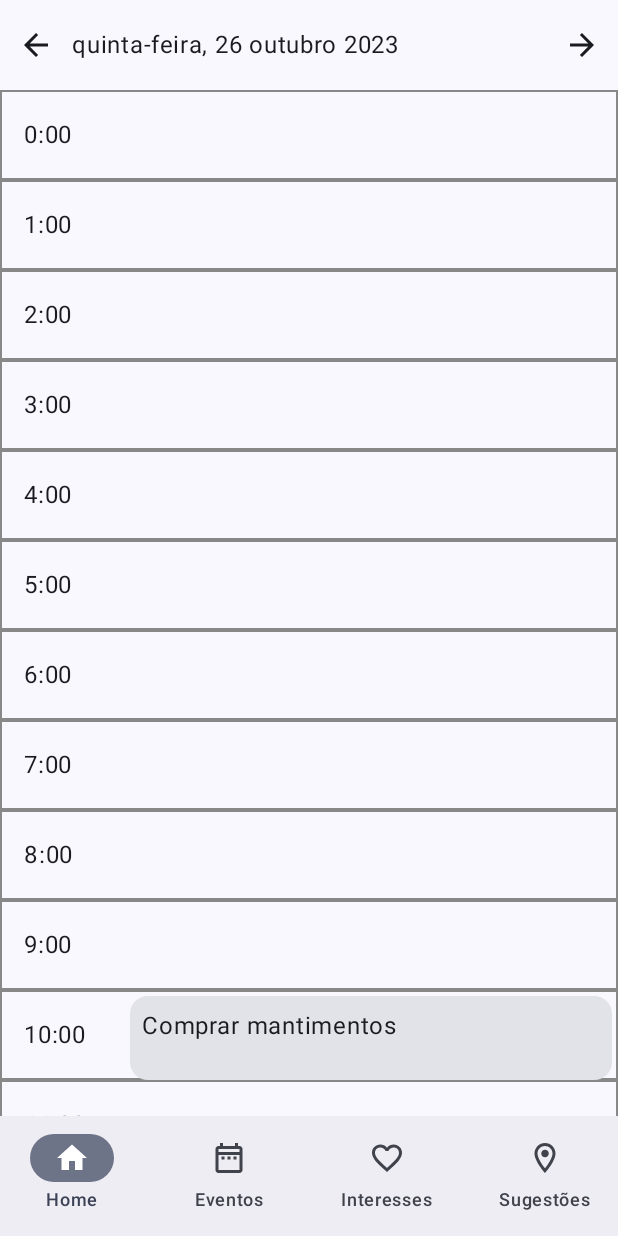
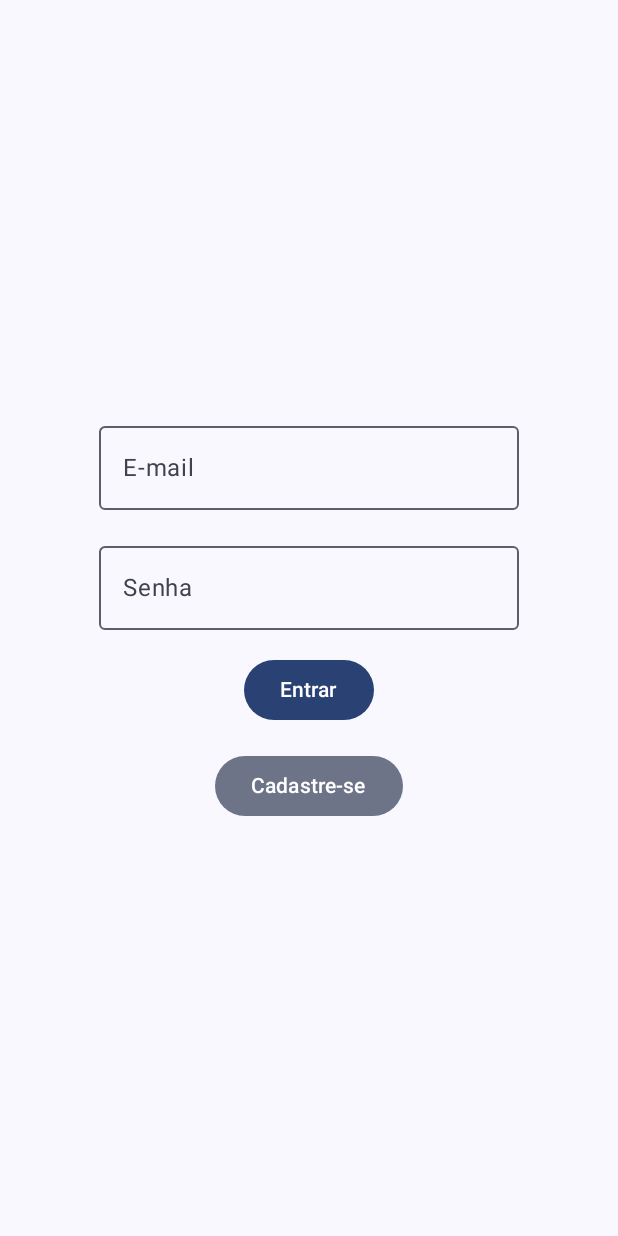
Before and after one commit to raulresendedev/startup-one-mobile, an Android app built with Jetpack Compose: the screen it shows after launch (MainActivity), on a phone screen of 412 x 824 dp. Run offline under Robolectric (Android 15) with nearby library versions, the phone set to English and light mode, and no system bars.

Commit message:
adicionando tela de cadastro e login, criando service usuario

```diff
--- a/app/build.gradle
+++ b/app/build.gradle
@@ -68,4 +68,8 @@ dependencies {
     debugImplementation 'androidx.compose.ui:ui-test-manifest'
     implementation "androidx.navigation:navigation-compose:2.6.0"
     implementation "io.coil-kt:coil-compose:2.4.0"
+
+    implementation 'com.squareup.retrofit2:retrofit:2.9.0'
+    implementation 'com.squareup.retrofit2:converter-gson:2.9.0'
+
 }
--- a/app/src/main/AndroidManifest.xml
+++ b/app/src/main/AndroidManifest.xml
@@ -1,6 +1,9 @@
 <?xml version="1.0" encoding="utf-8"?>
 <manifest xmlns:android="http://schemas.android.com/apk/res/android"
     xmlns:tools="http://schemas.android.com/tools">
+
+    <uses-permission android:name="android.permission.INTERNET"/>
+    <uses-permission android:name="android.permission.ACCESS_NETWORK_STATE" />
 
     <application
         android:allowBackup="true"
--- a/app/src/main/java/br/com/fiap/startupone/MainActivity.kt
+++ b/app/src/main/java/br/com/fiap/startupone/MainActivity.kt
@@ -11,6 +11,8 @@ import androidx.compose.foundation.layout.fillMaxWidth
 import androidx.compose.material3.MaterialTheme
 import androidx.compose.material3.Surface
 import androidx.compose.runtime.Composable
+import androidx.compose.runtime.mutableStateOf
+import androidx.compose.runtime.remember
 import androidx.compose.ui.Modifier
 import androidx.compose.ui.graphics.Color
 import androidx.navigation.NavHostController
@@ -18,9 +20,11 @@ import androidx.navigation.compose.NavHost
 import androidx.navigation.compose.composable
 import androidx.navigation.compose.rememberNavController
 import br.com.fiap.startupone.components.NavigationBarM3
+import br.com.fiap.startupone.screens.CadastroScreen
 import br.com.fiap.startupone.screens.EventosScreen
 import br.com.fiap.startupone.screens.HomeScreen
 import br.com.fiap.startupone.screens.InteressesScreen
+import br.com.fiap.startupone.screens.LoginScreen
 import br.com.fiap.startupone.screens.SugestoesScreen
 import br.com.fiap.startupone.ui.theme.StartupOneTheme
 
@@ -51,21 +55,38 @@ fun BoxScreen(navController: NavHostController) {
                 .fillMaxWidth()
                 .background(Color.Gray)
         ) {
-            NavHost(navController = navController, startDestination = "home") {
+
+            val showNavigationBar = remember { mutableStateOf(false) }
+
+            NavHost(navController = navController, startDestination = "login") {
+                composable(route = "login") {
+                    LoginScreen(navController = navController)
+                    showNavigationBar.value = false
+                }
+                composable(route = "cadastro") {
+                    CadastroScreen(navController = navController)
+                    showNavigationBar.value = false
+                }
                 composable(route = "home") {
                     HomeScreen()
+                    showNavigationBar.value = true
                 }
                 composable(route = "eventos") {
                     EventosScreen()
+                    showNavigationBar.value = true
                 }
                 composable(route = "interesses") {
                     InteressesScreen()
+                    showNavigationBar.value = true
                 }
                 composable(route = "sugestoes") {
                     SugestoesScreen()
+                    showNavigationBar.value = true
                 }
             }
+            if (showNavigationBar.value) {
+                NavigationBarM3(modifier = Modifier.fillMaxWidth(), navController = navController)
+            }
         }
-        NavigationBarM3(modifier = Modifier.fillMaxWidth(), navController = navController)
     }
 }
--- /dev/null
+++ b/app/src/main/java/br/com/fiap/startupone/forms/LoginForm.kt
@@ -0,0 +1,70 @@
+package br.com.fiap.startupone.forms
+
+import androidx.compose.foundation.layout.Arrangement
+import androidx.compose.foundation.layout.Column
+import androidx.compose.foundation.layout.Spacer
+import androidx.compose.foundation.layout.height
+import androidx.compose.foundation.layout.padding
+import androidx.compose.foundation.text.KeyboardActions
+import androidx.compose.material3.Button
+import androidx.compose.material3.ButtonDefaults
+import androidx.compose.material3.ExperimentalMaterial3Api
+import androidx.compose.material3.MaterialTheme
+import androidx.compose.material3.OutlinedTextField
+import androidx.compose.material3.Text
+import androidx.compose.runtime.Composable
+import androidx.compose.runtime.mutableStateOf
+import androidx.compose.runtime.remember
+import androidx.compose.ui.Alignment
+import androidx.compose.ui.Modifier
+import androidx.compose.ui.text.input.TextFieldValue
+import androidx.compose.ui.unit.dp
+import androidx.navigation.NavHostController
+
+@OptIn(ExperimentalMaterial3Api::class)
+@Composable
+fun LoginForm(navController: NavHostController) {
+    Column(
+        horizontalAlignment = Alignment.CenterHorizontally,
+        verticalArrangement = Arrangement.Center,
+        modifier = Modifier.padding(horizontal = 16.dp)
+    ) {
+
+        val email = remember { mutableStateOf(TextFieldValue("")) }
+
+        OutlinedTextField(
+            value = email.value,
+            onValueChange = { newValue -> email.value = newValue },
+            label = { Text("E-mail") },
+            singleLine = true,
+        )
+
+        Spacer(modifier = Modifier.height(16.dp))
+
+        val password = remember { mutableStateOf("") }
+
+        OutlinedTextField(
+            value = password.value,
+            onValueChange = { newValue -> password.value = newValue },
+            label = { Text("Senha") },
+            singleLine = true,
+        )
+
+        Spacer(modifier = Modifier.height(16.dp))
+
+        Button(onClick = { navController.navigate("home") }) {
+            Text("Entrar")
+        }
+
+        Spacer(modifier = Modifier.height(16.dp))
+
+        Button(
+            onClick = { navController.navigate("cadastro") },
+            colors = ButtonDefaults.buttonColors(
+                containerColor = MaterialTheme.colorScheme.secondaryContainer
+            )
+        ) {
+            Text("Cadastre-se")
+        }
+    }
+}
--- /dev/null
+++ b/app/src/main/java/br/com/fiap/startupone/screens/LoginScreen.kt
@@ -0,0 +1,23 @@
+package br.com.fiap.startupone.screens
+
+import androidx.compose.foundation.background
+import androidx.compose.foundation.layout.Box
+import androidx.compose.foundation.layout.fillMaxSize
+import androidx.compose.material3.MaterialTheme
+import androidx.compose.runtime.Composable
+import androidx.compose.ui.Alignment
+import androidx.compose.ui.Modifier
+import androidx.navigation.NavHostController
+import br.com.fiap.startupone.forms.LoginForm
+
+@Composable
+fun LoginScreen(navController: NavHostController) {
+    Box(
+        modifier = Modifier
+            .fillMaxSize()
+            .background(MaterialTheme.colorScheme.background),
+        contentAlignment = Alignment.Center
+    ) {
+        LoginForm(navController = navController)
+    }
+}
```
Also changed, not shown: app/src/main/java/br/com/fiap/startupone/components/GlobalToast.kt (added, +11 -0 lines), app/src/main/java/br/com/fiap/startupone/forms/CadastroForm.kt (added, +116 -0 lines), app/src/main/java/br/com/fiap/startupone/model/CadastroUsuario.kt (added, +8 -0 lines), app/src/main/java/br/com/fiap/startupone/screens/CadastroScreen.kt (added, +22 -0 lines), app/src/main/java/br/com/fiap/startupone/service/UsuarioService.kt (added, +11 -0 lines), app/src/main/java/br/com/fiap/startupone/service/UsuarioServiceFactory.kt (added, +20 -0 lines), app/src/main/java/br/com/fiap/startupone/utils/ShowToast.kt (added, +9 -0 lines).
